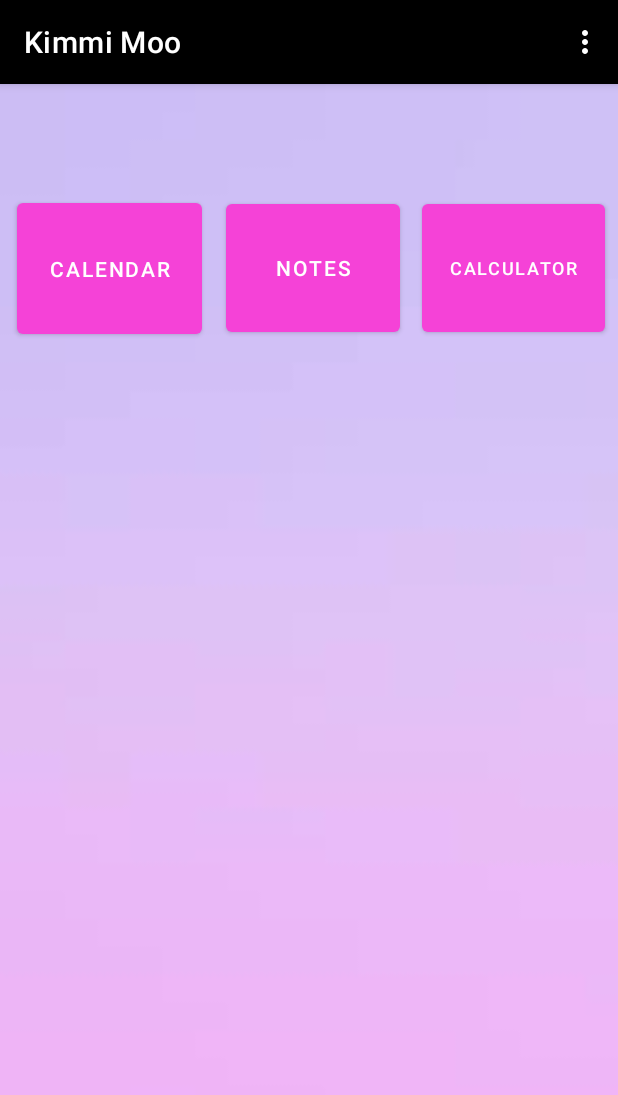
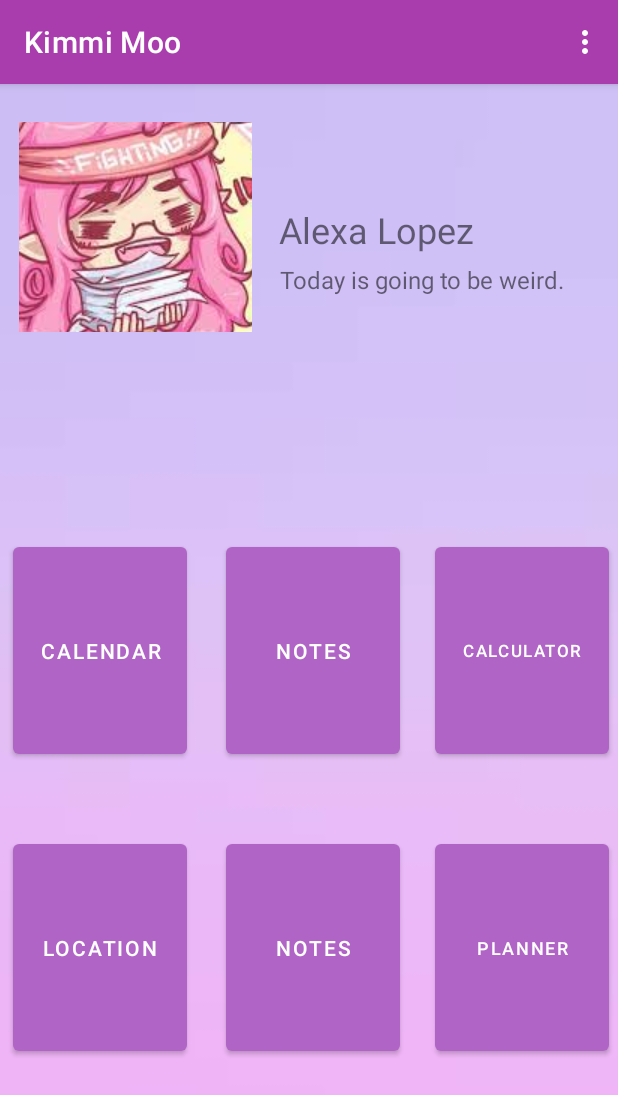
Before and after one commit to ETS-Android2/androidapp1_AL, an Android app: the screen it shows after launch (MainActivity), on a phone screen of 412 x 824 dp. Shown: the top 1095 px of the screen. Run offline under Robolectric (Android 15) with nearby library versions, the phone set to English and light mode, and no system bars.

Commit message:
Changed layout colors and buttons...

```diff
--- a/app/src/main/res/layout/activity_main.xml
+++ b/app/src/main/res/layout/activity_main.xml
@@ -15,7 +15,7 @@
             android:id="@+id/toolbar"
             android:layout_width="match_parent"
             android:layout_height="?attr/actionBarSize"
-            android:background="@color/black"
+            android:background="#AA3DAE"
             app:popupTheme="@style/Theme.TestApp_AL.PopupOverlay" />
 
     </com.google.android.material.appbar.AppBarLayout>
--- a/app/src/main/res/layout/fragment_first.xml
+++ b/app/src/main/res/layout/fragment_first.xml
@@ -7,64 +7,155 @@
     android:background="@drawable/background"
     tools:context=".FirstFragment">
 
+<!--    Profile header-->
+
+    <!--    End of profile header-->
+
+<!--    First Row-->
 <!-- Calendar -->
 
-    <!--Notes-->
+    <ImageButton
+        android:id="@+id/imageButton"
+        android:layout_width="155dp"
+        android:layout_height="140dp"
+        android:layout_alignParentTop="true"
+        android:layout_toLeftOf="@+id/profpic"
+        android:src="@drawable/profpic"
+        app:layout_constraintBottom_toBottomOf="parent"
+        app:layout_constraintEnd_toEndOf="parent"
+        app:layout_constraintHorizontal_bias="0.05"
+        app:layout_constraintStart_toStartOf="parent"
+        app:layout_constraintTop_toTopOf="parent"
+        app:layout_constraintVertical_bias="0.04000002"
+        tools:ignore="MissingConstraints,UnknownId" />
+
+    <TextView
+        android:id="@+id/profilename"
+        android:layout_width="wrap_content"
+        android:layout_height="wrap_content"
+        android:text="Alexa Lopez"
+        android:textSize="24sp"
+        app:layout_constraintBottom_toBottomOf="parent"
+        app:layout_constraintEnd_toEndOf="parent"
+        app:layout_constraintHorizontal_bias="0.66"
+        app:layout_constraintStart_toStartOf="parent"
+        app:layout_constraintTop_toTopOf="parent"
+        app:layout_constraintVertical_bias="0.110000014"
+        tools:ignore="MissingConstraints" />
+
+    <TextView
+        android:id="@+id/status"
+        android:layout_width="wrap_content"
+        android:layout_height="wrap_content"
+        android:text="Today is going to be weird."
+        android:textSize="16sp"
+        app:layout_constraintBottom_toBottomOf="parent"
+        app:layout_constraintEnd_toEndOf="parent"
+        app:layout_constraintHorizontal_bias="0.84"
+        app:layout_constraintStart_toStartOf="parent"
+        app:layout_constraintTop_toTopOf="parent"
+        app:layout_constraintVertical_bias="0.16000003"
+        tools:ignore="MissingConstraints" />
+
     <Button
         android:id="@+id/calendar"
-        android:layout_width="123dp"
-        android:layout_height="99dp"
+        android:layout_width="116dp"
+        android:layout_height="150dp"
         android:layout_gravity="center_horizontal"
         android:orientation="horizontal"
         android:text="@string/calendar"
+        app:backgroundTint="#B065C6"
         app:layout_constraintBottom_toBottomOf="parent"
         app:layout_constraintEnd_toEndOf="parent"
-        app:layout_constraintHorizontal_bias="0.04"
+        app:layout_constraintHorizontal_bias="0.03"
         app:layout_constraintStart_toStartOf="parent"
         app:layout_constraintTop_toTopOf="parent"
-        app:layout_constraintVertical_bias="0.110000014" />
+        app:layout_constraintVertical_bias="0.49" />
 
+<!--    Notes-->
+
+    <!--    Calculator-->
     <Button
-        android:id="@+id/notes"
+        android:id="@+id/something1"
         android:layout_width="116dp"
-        android:layout_height="97dp"
+        android:layout_height="150dp"
         android:orientation="horizontal"
         android:text="@string/notes"
+        app:backgroundTint="#B065C6"
         app:layout_constraintBottom_toBottomOf="parent"
         app:layout_constraintEnd_toEndOf="parent"
         app:layout_constraintHorizontal_bias="0.51"
         app:layout_constraintStart_toStartOf="parent"
-        app:layout_constraintTop_toBottomOf="@id/notes"
-        app:layout_constraintVertical_bias="0.110000014" />
+        app:layout_constraintTop_toTopOf="parent"
+        app:layout_constraintVertical_bias="0.81" />
 
-<!--    Calculator-->
     <Button
         android:id="@+id/calculator"
-        android:layout_width="122dp"
-        android:layout_height="97dp"
+        android:layout_width="116dp"
+        android:layout_height="150dp"
         android:orientation="horizontal"
         android:text="@string/calculator"
-        android:textSize="12sp"
+        android:textSize="11sp"
+        app:backgroundTint="#B065C6"
         app:layout_constraintBottom_toBottomOf="parent"
         app:layout_constraintEnd_toEndOf="parent"
-        app:layout_constraintHorizontal_bias="0.97"
+        app:layout_constraintHorizontal_bias="0.98"
         app:layout_constraintStart_toStartOf="parent"
         app:layout_constraintTop_toBottomOf="@id/calculator"
-        app:layout_constraintVertical_bias="0.110000014" />
+        app:layout_constraintVertical_bias="0.49" />
 
-<!--    &lt;!&ndash;    Location&ndash;&gt;-->
-<!--    <Button-->
-<!--        android:id="@+id/location"-->
-<!--        android:layout_width="wrap_content"-->
-<!--        android:layout_height="wrap_content"-->
-<!--        android:text="@string/calculator"-->
-<!--        app:layout_constraintEnd_toEndOf="parent"-->
-<!--        app:layout_constraintHorizontal_bias="0.1"-->
-<!--        app:layout_constraintStart_toStartOf="parent"-->
-<!--        app:layout_constraintTop_toBottomOf="@id/location"-->
-<!--        app:layout_constraintBottom_toBottomOf="parent"-->
-<!--        />-->
+<!--    End of first row-->
+<!--    Start of second row-->
+    <!-- Location -->
+    <Button
+        android:id="@+id/location"
+        android:layout_width="116dp"
+        android:layout_height="150dp"
+        android:layout_gravity="center_horizontal"
+        android:orientation="horizontal"
+        android:text="@string/location"
+        app:backgroundTint="#B065C6"
+        app:layout_constraintBottom_toBottomOf="parent"
+        app:layout_constraintEnd_toEndOf="parent"
+        app:layout_constraintHorizontal_bias="0.03"
+        app:layout_constraintStart_toStartOf="parent"
+        app:layout_constraintTop_toTopOf="parent"
+        app:layout_constraintVertical_bias="0.81" />
+
+    <!--    Notes-->
+    <Button
+        android:id="@+id/notes"
+        android:layout_width="116dp"
+        android:layout_height="150dp"
+        android:orientation="horizontal"
+        android:text="@string/notes"
+        app:backgroundTint="#B065C6"
+        app:layout_constraintBottom_toBottomOf="parent"
+        app:layout_constraintEnd_toEndOf="parent"
+        app:layout_constraintHorizontal_bias="0.51"
+        app:layout_constraintStart_toStartOf="parent"
+        app:layout_constraintTop_toTopOf="parent"
+        app:layout_constraintVertical_bias="0.49" />
+
+    <!--    Calculator-->
+    <Button
+        android:id="@+id/planner"
+        android:layout_width="116dp"
+        android:layout_height="150dp"
+        android:orientation="horizontal"
+        android:text="@string/planner"
+        android:textSize="12sp"
+        app:backgroundTint="#B065C6"
+        app:layout_constraintBottom_toBottomOf="parent"
+        app:layout_constraintEnd_toEndOf="parent"
+        app:layout_constraintHorizontal_bias="0.98"
+        app:layout_constraintStart_toStartOf="parent"
+        app:layout_constraintTop_toTopOf="parent"
+        app:layout_constraintVertical_bias="0.81" />
+
+    <!--    End of second row-->
 </androidx.constraintlayout.widget.ConstraintLayout>
 
 <!--Adds a lot of space between text and button-->
 <!--    app:layout_constraintBottom_toBottomOf="parent"-->
+<!--    android:layout_toLeftOf="@+id/profpic"-->
--- a/app/src/main/res/values/strings.xml
+++ b/app/src/main/res/values/strings.xml
@@ -10,6 +10,7 @@
     <string name="notes">Notes</string>
     <string name="calculator">Calculator</string>
     <string name="location">Location</string>
+    <string name="planner">Planner</string>
     <string name="next">Next</string>
     <string name="previous">Previous</string>
     <string name="primary_color">Primary color</string>
```
Also changed, not shown: app/src/main/res/drawable/profpic.png (added).
